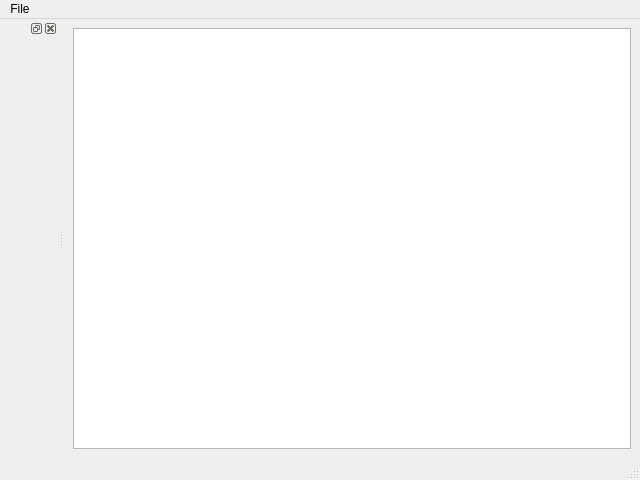
Before: the Qt Designer form ui/helpwindow.ui in sbmlteam/QtDeviser, drawn with Qt 5.
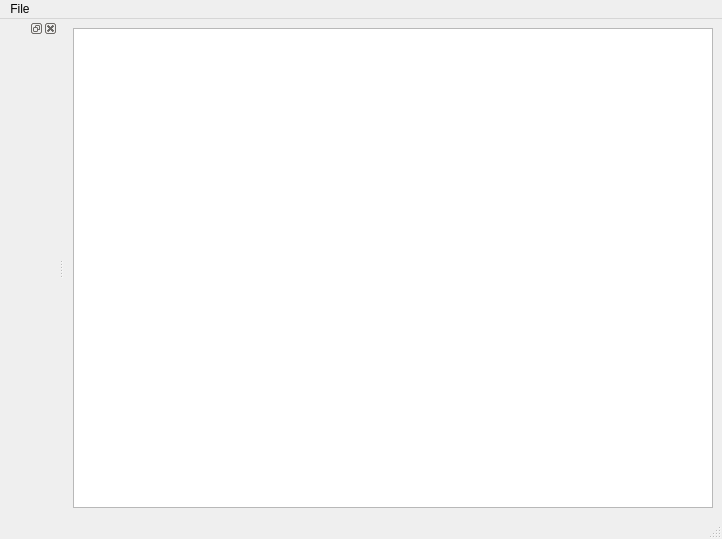
After: the same form once the commit is applied. Custom widgets are drawn as their Qt base class.

What changed in the file:
```diff
--- a/ui/helpwindow.ui
+++ b/ui/helpwindow.ui
@@ -16,7 +16,14 @@
   <widget class="QWidget" name="centralwidget">
    <layout class="QGridLayout" name="gridLayout">
     <item row="0" column="0">
-     <widget class="HelpBrowser" name="textBrowser"/>
+     <widget class="HelpBrowser" name="textBrowser">
+      <property name="minimumSize">
+       <size>
+        <width>640</width>
+        <height>480</height>
+       </size>
+      </property>
+     </widget>
     </item>
    </layout>
   </widget>
```
